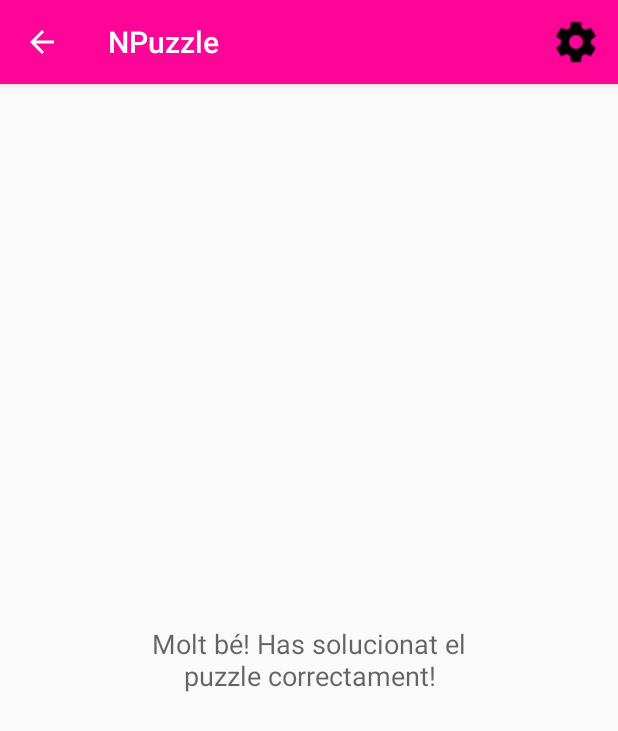
After one commit to colomo97/NPuzzle_Gimenez_Colomo, an Android app: the SolucioActivity screen opened directly, with no data from a screen before it, on a phone screen of 412 x 824 dp. The commit adds this screen. Shown: the top 731 px of the screen. Run offline under Robolectric (Android 15) with nearby library versions, the phone set to English and light mode, and no system bars.

Commit message:
//Puzzle Solved Activity

```diff
--- a/app/src/main/AndroidManifest.xml
+++ b/app/src/main/AndroidManifest.xml
@@ -21,6 +21,10 @@
             android:configChanges="orientation"
             android:screenOrientation="portrait"/>
 
+        <activity android:name=".View.SolucioActivity" android:parentActivityName=".View.PuzzleActivity"
+            android:configChanges="orientation"
+            android:screenOrientation="portrait"/>
+
         <service android:name=".Controller.BackgroundMusicService"/>
     </application>
 
--- a/app/src/main/java/dam2/fje/edu/npuzzle_gimenez_colomo/View/PuzzleActivity.java
+++ b/app/src/main/java/dam2/fje/edu/npuzzle_gimenez_colomo/View/PuzzleActivity.java
@@ -192,7 +192,9 @@ public class PuzzleActivity extends AppCompatActivity implements View.OnTouchLis
             }
         }
         if (totsSolucionats==8){
-            Toast.makeText(getApplicationContext(), "Molt Bé! Puzzle Solucionat!", Toast.LENGTH_SHORT).show();
+            //Toast.makeText(getApplicationContext(), "Molt Bé! Puzzle Solucionat!", Toast.LENGTH_SHORT).show();
+            Intent intent = new Intent(this, SolucioActivity.class);
+            startActivity(intent);
         }
     }
 
@@ -313,7 +315,7 @@ public class PuzzleActivity extends AppCompatActivity implements View.OnTouchLis
             case R.id.goBack:
                 mService.setPosition();
                 finish();
-                return  true;
+                return true;
 
             default:
                 return super.onOptionsItemSelected(item);
--- /dev/null
+++ b/app/src/main/java/dam2/fje/edu/npuzzle_gimenez_colomo/View/SolucioActivity.java
@@ -0,0 +1,43 @@
+package dam2.fje.edu.npuzzle_gimenez_colomo.View;
+
+import android.content.Intent;
+import android.os.Bundle;
+import android.support.v7.app.AppCompatActivity;
+import android.view.Menu;
+import android.view.MenuInflater;
+import android.view.MenuItem;
+
+import dam2.fje.edu.npuzzle_gimenez_colomo.Controller.BackgroundMusicService;
+import dam2.fje.edu.npuzzle_gimenez_colomo.R;
+
+/**
+ * Created by David on 18/02/2017.
+ */
+
+public class SolucioActivity extends AppCompatActivity{
+    @Override
+    public void onCreate(Bundle savedInstanceState) {
+        super.onCreate(savedInstanceState);
+        setContentView(R.layout.activity_solucio);
+    }
+
+    @Override
+    public boolean onCreateOptionsMenu(Menu menu) {
+        MenuInflater inflater = getMenuInflater();
+        inflater.inflate(R.menu.menu, menu);
+        menu.removeItem(R.id.item_sound);
+        return super.onCreateOptionsMenu(menu);
+    }
+
+    @Override
+    public boolean onOptionsItemSelected(MenuItem item) {
+        switch (item.getItemId()){
+            case R.id.goBack:
+                finish();
+                return true;
+
+            default:
+                return super.onOptionsItemSelected(item);
+        }
+    }
+}
--- /dev/null
+++ b/app/src/main/res/layout/activity_solucio.xml
@@ -0,0 +1,16 @@
+<?xml version="1.0" encoding="utf-8"?>
+<RelativeLayout xmlns:android="http://schemas.android.com/apk/res/android"
+    android:orientation="vertical" android:layout_width="match_parent"
+    android:layout_height="match_parent"
+    android:weightSum="1">
+
+    <TextView
+        android:text="Molt bé! Has solucionat el puzzle correctament!"
+        android:layout_width="240dp"
+        android:layout_height="wrap_content"
+        android:id="@+id/tvSolucionat"
+        android:gravity="center"
+        android:textAppearance="@android:style/TextAppearance.Material.Medium"
+        android:layout_centerVertical="true"
+        android:layout_centerHorizontal="true" />
+</RelativeLayout>
```
